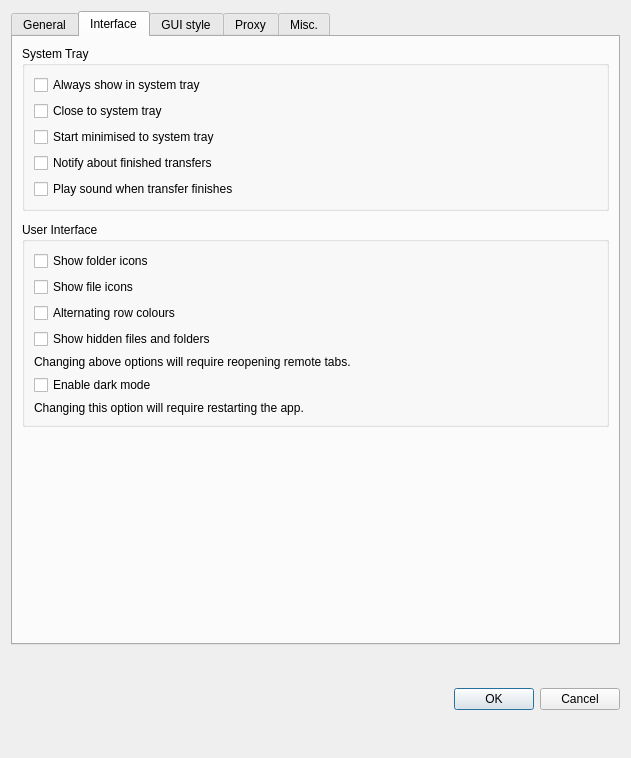
Old version of the form src/preferences_dialog.ui in the repository holazt/RcloneBrowser.
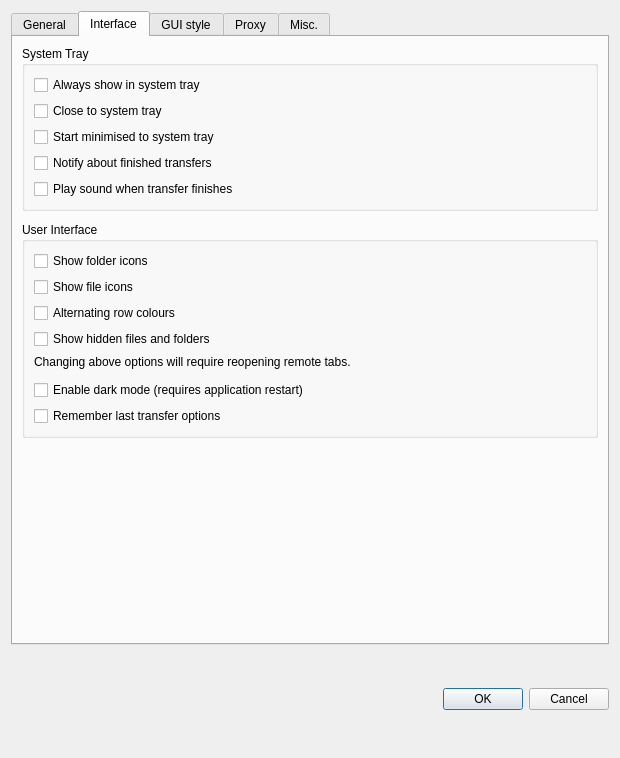
New version of the form. The open tabs and pages were chosen to show the change.

The edit to the form file:
```diff
--- a/src/preferences_dialog.ui
+++ b/src/preferences_dialog.ui
@@ -6,7 +6,7 @@
    <rect>
     <x>0</x>
     <y>0</y>
-    <width>631</width>
+    <width>620</width>
     <height>758</height>
    </rect>
   </property>
@@ -471,13 +471,20 @@
           <string>User Interface</string>
          </property>
          <layout class="QGridLayout" name="gridLayout">
-          <item row="1" column="0" colspan="2">
-           <widget class="QCheckBox" name="showFileIcons">
+          <item row="8" column="0">
+           <widget class="QCheckBox" name="darkMode">
+            <property name="text">
+             <string>Enable dark mode (requires application restart)</string>
+            </property>
+           </widget>
+          </item>
+          <item row="9" column="0">
+           <widget class="QCheckBox" name="rememberLastOptions">
             <property name="toolTip">
              <string>&lt;html&gt;&lt;head/&gt;&lt;body&gt;&lt;p&gt;Display files as icons&lt;/p&gt;&lt;/body&gt;&lt;/html&gt;</string>
             </property>
             <property name="text">
-             <string>Show file icons</string>
+             <string>Remember last transfer options</string>
             </property>
            </widget>
           </item>
@@ -497,17 +504,20 @@
             </property>
            </widget>
           </item>
-          <item row="7" column="0">
-           <widget class="QCheckBox" name="darkMode">
+          <item row="4" column="0">
+           <widget class="QCheckBox" name="showHidden">
             <property name="text">
-             <string>Enable dark mode</string>
+             <string>Show hidden files and folders</string>
             </property>
            </widget>
           </item>
-          <item row="8" column="0" colspan="3">
-           <widget class="QLabel" name="darkMode_info">
+          <item row="1" column="0" colspan="2">
+           <widget class="QCheckBox" name="showFileIcons">
+            <property name="toolTip">
+             <string>&lt;html&gt;&lt;head/&gt;&lt;body&gt;&lt;p&gt;Display files as icons&lt;/p&gt;&lt;/body&gt;&lt;/html&gt;</string>
+            </property>
             <property name="text">
-             <string>Changing this option will require restarting the app.</string>
+             <string>Show file icons</string>
             </property>
            </widget>
           </item>
@@ -525,12 +535,21 @@
             </property>
            </widget>
           </item>
-          <item row="4" column="0">
-           <widget class="QCheckBox" name="showHidden">
-            <property name="text">
-             <string>Show hidden files and folders</string>
+          <item row="7" column="0">
+           <spacer name="verticalSpacer_13">
+            <property name="orientation">
+             <enum>Qt::Vertical</enum>
             </property>
-           </widget>
+            <property name="sizeType">
+             <enum>QSizePolicy::Fixed</enum>
+            </property>
+            <property name="sizeHint" stdset="0">
+             <size>
+              <width>20</width>
+              <height>5</height>
+             </size>
+            </property>
+           </spacer>
           </item>
          </layout>
         </widget>
```
Left out of the diff: 2 changed lines with no effect on the pictures.
